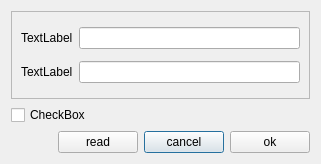
Old version of the form SrcPony/forms/osccalibr.ui in the repository lancos/ponyprog.
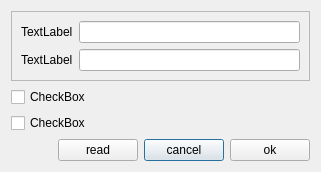
New version of the form.

What changed in the file:
```diff
--- a/SrcPony/forms/osccalibr.ui
+++ b/SrcPony/forms/osccalibr.ui
@@ -17,14 +17,14 @@
    <string>Dialog</string>
   </property>
   <layout class="QGridLayout" name="gridLayout_2">
-   <item row="2" column="2">
+   <item row="3" column="2">
     <widget class="QPushButton" name="pushCancel">
      <property name="text">
       <string>cancel</string>
      </property>
     </widget>
    </item>
-   <item row="2" column="0">
+   <item row="3" column="0">
     <spacer name="horizontalSpacer">
      <property name="orientation">
       <enum>Qt::Horizontal</enum>
@@ -37,27 +37,6 @@
      </property>
     </spacer>
    </item>
-   <item row="2" column="3">
-    <widget class="QPushButton" name="pushOk">
-     <property name="text">
-      <string>ok</string>
-     </property>
-    </widget>
-   </item>
-   <item row="1" column="0" colspan="4">
-    <widget class="QCheckBox" name="chkMemOffset">
-     <property name="text">
-      <string>CheckBox</string>
-     </property>
-    </widget>
-   </item>
-   <item row="2" column="1">
-    <widget class="QPushButton" name="pushRead">
-     <property name="text">
-      <string>read</string>
-     </property>
-    </widget>
-   </item>
    <item row="0" column="0" colspan="4">
     <widget class="QFrame" name="frmSN">
      <property name="frameShape">
@@ -90,6 +69,34 @@
      </layout>
     </widget>
    </item>
+   <item row="3" column="3">
+    <widget class="QPushButton" name="pushOk">
+     <property name="text">
+      <string>ok</string>
+     </property>
+    </widget>
+   </item>
+   <item row="1" column="0" colspan="4">
+    <widget class="QCheckBox" name="chkMemOffset">
+     <property name="text">
+      <string>CheckBox</string>
+     </property>
+    </widget>
+   </item>
+   <item row="3" column="1">
+    <widget class="QPushButton" name="pushRead">
+     <property name="text">
+      <string>read</string>
+     </property>
+    </widget>
+   </item>
+   <item row="2" column="0" colspan="4">
+    <widget class="QCheckBox" name="chkEnabled">
+     <property name="text">
+      <string>CheckBox</string>
+     </property>
+    </widget>
+   </item>
   </layout>
  </widget>
  <resources/>
```
